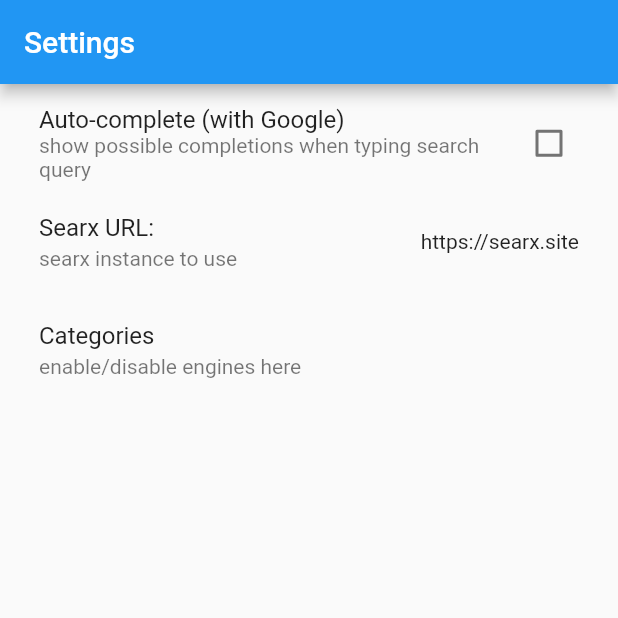
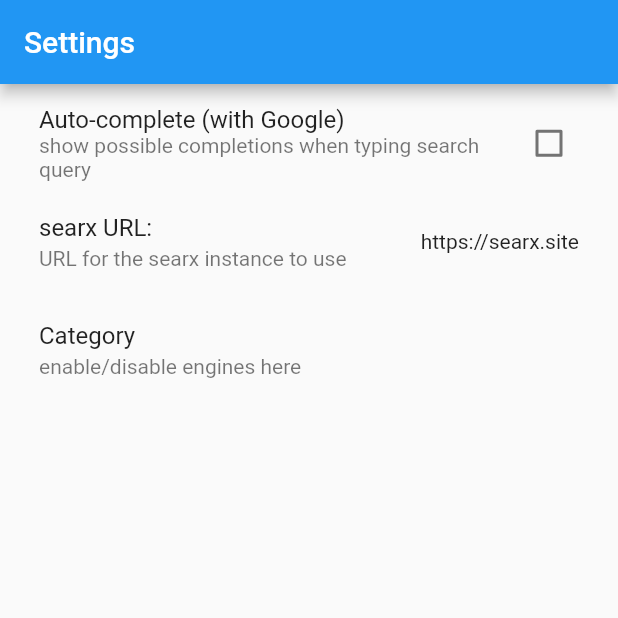
Before and after one commit to boapps/searxer, a Flutter app: the screen it shows after launch, after a tap on the "settings" icon, on a phone screen of 412 x 824 dp, the top half of it. Run offline on Flutter 3.47's test engine with Material 2 defaults, Android fonts, the phone set to English and light mode, and no system bars; our stand-ins replace fluttertoast, photo_view, shared_preferences; missing offline and left inert: autocomplete_textfield, format_bytes, network_to_file_image.

```diff
--- a/lib/CategoriesPage.dart
+++ b/lib/CategoriesPage.dart
@@ -1,6 +1,7 @@
 import 'package:flutter/material.dart';
 import 'Searx.dart';
 import 'CategoryPage.dart';
+import 'generated/i18n.dart';
 
 class CategoriesPage extends StatefulWidget {
   CategoriesPage({Key key}) : super(key: key);
@@ -19,12 +20,12 @@ class _CategoriesPageState extends State<CategoriesPage> {
   Widget build(BuildContext context) {
     return Scaffold(
       appBar: AppBar(
-        title: new Text("Categories"),
+        title: new Text(S.of(context).settings_category),
       ),
       body: new ListView.builder(
         itemBuilder: (BuildContext context, int index) {
           return ListTile(
-            title: Text(CATEGORY_LIST.keys.toList()[index]),
+            title: Text(CATEGORY_NAMES(context)[CATEGORY_LIST.keys.toList()[index]]),
             onTap: () {
               Navigator.push(
                 context,
--- a/lib/CategoryPage.dart
+++ b/lib/CategoryPage.dart
@@ -1,6 +1,7 @@
 import 'package:flutter/material.dart';
 import 'Searx.dart';
 import 'Settings.dart';
+import 'generated/i18n.dart';
 
 class CategoryPage extends StatefulWidget {
   CategoryPage(this.categoryName, {Key key}) : super(key: key);
@@ -37,7 +38,7 @@ class _CategoryPageState extends State<CategoryPage> {
   Widget build(BuildContext context) {
     return Scaffold(
       appBar: AppBar(
-        title: new Text(widget.categoryName),
+        title: new Text(CATEGORY_NAMES(context)[widget.categoryName]),
       ),
       body: new ListView.builder(
         itemBuilder: (BuildContext context, int index) {
--- a/lib/Searx.dart
+++ b/lib/Searx.dart
@@ -9,6 +9,7 @@ import 'package:http/http.dart' as http;
 import 'package:searxer/SearchResult.dart';
 import 'package:searxer/Settings.dart';
 import 'package:xml/xml.dart' as xml;
+import 'generated/i18n.dart';
 
 Map<String, bool> currentEngines = Map();
 
@@ -173,6 +174,20 @@ const Map<String, IconData> CATEGORY_LIST = {
   "map": Icons.map,
   "social media": Icons.person,
 };
+
+Map<String, String> CATEGORY_NAMES(context) => {
+  "general": S.of(context).category_general,
+  "science": S.of(context).category_science,
+  "it": S.of(context).category_it,
+  "videos": S.of(context).category_videos,
+  "images": S.of(context).category_images,
+  "files": S.of(context).category_files,
+  "music": S.of(context).category_music,
+  "news": S.of(context).category_news,
+  "map": S.of(context).category_map,
+  "social media": S.of(context).category_social_media,
+};
+
 const String GOOGLE_AUTOCOMPLETE_URL =
     "https://suggestqueries.google.com/complete/search?client=toolbar&q=";
 
@@ -226,12 +241,12 @@ class Searx {
     "year",
   ];
 
-  static const List<String> TIME_RANGE_NAMES = [
-    "Any",
-    "Day",
-    "Week",
-    "Month",
-    "Year",
+  static List<String> TIME_RANGE_NAMES(context) => [
+    S.of(context).time_any,
+    S.of(context).time_day,
+    S.of(context).time_week,
+    S.of(context).time_month,
+    S.of(context).time_year,
   ];
 
   Future<List<SearchResult>> getSearchResults(String query, int page) async {
--- a/lib/SettingsPage.dart
+++ b/lib/SettingsPage.dart
@@ -3,6 +3,7 @@ import 'Searx.dart';
 import 'Settings.dart';
 import 'CategoriesPage.dart';
 import 'main.dart';
+import 'generated/i18n.dart';
 
 class SettingsPage extends StatefulWidget {
   SettingsPage({Key key}) : super(key: key);
@@ -37,7 +38,7 @@ class _SettingsPageState extends State<SettingsPage> {
       onWillPop: back,
       child: Scaffold(
       appBar: AppBar(
-        title: new Text("Settings"),
+        title: new Text(S.of(context).title_settings),
       ),
       body: new ListView(
         padding: EdgeInsets.all(10),
@@ -50,11 +51,11 @@ class _SettingsPageState extends State<SettingsPage> {
                 Settings().setAutoComplete(isAuto);
               });
             },
-            title: new Text("Auto-complete (with Google)"),
-            subtitle: Text("show possible completions when typing search query"),
+            title: new Text(S.of(context).settings_autocomplete),
+            subtitle: Text(S.of(context).settings_autocomplete_summary),
           ),
           new ListTile(
-            title: new Text("Searx URL:"),
+            title: new Text(S.of(context).settings_url),
             trailing: new Text(searxURL),
             onTap: () {
               return showDialog(
@@ -67,17 +68,17 @@ class _SettingsPageState extends State<SettingsPage> {
                 setState(() {});
               });
             },
-            subtitle: Text("searx instance to use"),
+            subtitle: Text(S.of(context).settings_url_summary),
           ),
           new ListTile(
-            title: Text("Categories"),
+            title: Text(S.of(context).settings_category),
             onTap: (){
                 Navigator.push(
                   context,
                   MaterialPageRoute(builder: (context) => CategoriesPage()),
                 );
             },
-            subtitle: Text("enable/disable engines here"),
+            subtitle: Text(S.of(context).settings_category_summary),
           ),
         ],
       ),
@@ -97,7 +98,7 @@ class SearxURLDialogState extends State<SearxURLDialog> {
     controller.text = searxURL;
 
     return SimpleDialog(
-      title: new Text("Searx engine URL"),
+      title: new Text(S.of(context).dialog_url),
       children: [
         new TextField(
           onChanged: (String url) {
@@ -111,7 +112,7 @@ class SearxURLDialogState extends State<SearxURLDialog> {
               Navigator.pop(context);
               Settings().setURL(searxURL);
             },
-            child: new Text("OK"))
+            child: new Text(S.of(context).ok))
       ],
       contentPadding: EdgeInsets.all(10),
     );
--- a/lib/main.dart
+++ b/lib/main.dart
@@ -12,6 +12,8 @@ import 'package:searxer/SearchResult.dart';
 import 'package:searxer/Searx.dart';
 import 'package:searxer/SettingsPage.dart';
 import 'package:url_launcher/url_launcher.dart';
+import 'package:flutter_localizations/flutter_localizations.dart';
+import 'generated/i18n.dart';
 //adimport
 
 import 'ImageView.dart';
@@ -24,9 +26,19 @@ void main() {
 }
 
 class MyApp extends StatelessWidget {
+  static MaterialLocalizations of(BuildContext context) {
+    return Localizations.of<MaterialLocalizations>(context, MaterialLocalizations);
+  }
+
+
   @override
   Widget build(BuildContext context) {
     return MaterialApp(
+      localizationsDelegates: [S.delegate,
+        GlobalMaterialLocalizations.delegate,
+        GlobalWidgetsLocalizations.delegate,],
+      supportedLocales: S.delegate.supportedLocales,
+      localeResolutionCallback: S.delegate.resolution(fallback: new Locale("en", "")),
       title: 'searxer',
       theme: ThemeData(
         primarySwatch: Colors.blue,
@@ -189,7 +201,7 @@ class _MyHomePageState extends State<MyHomePage> {
             search(searchTerm, page: _page);
           },
           icon: new Icon(Icons.more_horiz),
-          label: new Text("more"));
+          label: new Text(S.of(context).more_results));
     else
       return new Container();
   }
@@ -200,8 +212,6 @@ class _MyHomePageState extends State<MyHomePage> {
         url,
         enableJavaScript: true,
       );
-    } else {
-      throw 'Could not launch url: ' + url;
     }
   }
 
@@ -209,7 +219,7 @@ class _MyHomePageState extends State<MyHomePage> {
   Widget build(BuildContext context) {
     return Scaffold(
       appBar: AppBar(
-        title: new Text("Searxer"),
+        title: new Text(S.of(context).title_app),
         actions: <Widget>[
           new PopupMenuButton(
             itemBuilder: (context) {
@@ -221,7 +231,7 @@ class _MyHomePageState extends State<MyHomePage> {
                       padding: EdgeInsets.only(right: 10),
                     ),
                     new Text(
-                      categoryName,
+                      CATEGORY_NAMES(context)[categoryName],
                     ),
                   ]),
                   value: categoryName,
@@ -237,17 +247,17 @@ class _MyHomePageState extends State<MyHomePage> {
                 });
               });
             },
-            tooltip: "Category",
+            tooltip: S.of(context).menu_category,
           ),
           new PopupMenuButton(
             itemBuilder: (context) {
-              return Searx.TIME_RANGE_NAMES.map((String range) {
+              return Searx.TIME_RANGE_NAMES(context).map((String range) {
                 return PopupMenuItem(
                   child: new Text(
                     range,
                     style: TextStyle(
                         fontWeight:
-                            (Searx.TIME_RANGE_NAMES[selectedTimeRange] == range)
+                            (Searx.TIME_RANGE_NAMES(context)[selectedTimeRange] == range)
                                 ? FontWeight.bold
                                 : FontWeight.normal),
                   ),
@@ -256,8 +266,9 @@ class _MyHomePageState extends State<MyHomePage> {
               }).toList();
             },
             icon: new Icon(Icons.date_range),
+            tooltip: S.of(context).menu_time,
             onSelected: (String range) {
-              selectedTimeRange = Searx.TIME_RANGE_NAMES.indexOf(range);
+              selectedTimeRange = Searx.TIME_RANGE_NAMES(context).indexOf(range);
               setState(() {
                 search(searchTerm);
               });
--- a/pubspec.yaml
+++ b/pubspec.yaml
@@ -19,6 +19,9 @@ environment:
 dependencies:
   flutter:
     sdk: flutter
+  flutter_localizations:
+    sdk: flutter
+  flutter_cupertino_localizations: ^1.0.1
   cupertino_icons: ^0.1.2
   http: ^0.12.0+1
   html: ^0.13.4+1
@@ -37,6 +40,7 @@ dev_dependencies:
   flutter_test:
     sdk: flutter
   flutter_launcher_icons: ^0.7.2
+  intl_translation: ^0.17.1
 
 flutter_icons:
   android: "launcher_icon"
--- /dev/null
+++ b/res/values/strings_en.arb
@@ -0,0 +1,32 @@
+{
+  "title_app": "searxer",
+  "title_settings": "Settings",
+  "more_results": "more",
+  "menu_category": "Category",
+  "menu_time": "Time",
+  "settings_categories": "Categories",
+  "category_general": "General",
+  "category_science": "Science",
+  "category_it": "IT",
+  "category_videos": "Videos",
+  "category_images": "Images",
+  "category_files": "Files",
+  "category_music": "Music",
+  "category_news": "News",
+  "category_map": "Map",
+  "category_social_media": "Social media",
+  "time_day": "Day",
+  "time_week": "Week",
+  "time_month": "Month",
+  "time_year": "Year",
+  "time_any": "Any",
+  "error": "error",
+  "settings_autocomplete": "Auto-complete (with Google)",
+  "settings_autocomplete_summary": "show possible completions when typing search query",
+  "settings_url": "searx URL:",
+  "settings_url_summary": "URL for the searx instance to use",
+  "settings_category": "Category",
+  "settings_category_summary": "enable/disable engines here",
+  "dialog_url": "searx engine URL",
+  "ok": "OK"
+}
--- /dev/null
+++ b/res/values/strings_hu.arb
@@ -0,0 +1,32 @@
+{
+  "title_app": "searxer",
+  "title_settings": "Beállítások",
+  "more_results": "több",
+  "menu_category": "Kategória",
+  "menu_time": "Idő",
+  "settings_categories": "Kategóriák",
+  "category_general": "Általános",
+  "category_science": "Tudomány",
+  "category_it": "Informatika",
+  "category_videos": "Videók",
+  "category_images": "képek",
+  "category_files": "Fájlok",
+  "category_music": "Zene",
+  "category_news": "Hírek",
+  "category_map": "Térkép",
+  "category_social_media": "Közösségi média",
+  "time_day": "Nap",
+  "time_week": "Hét",
+  "time_month": "Hónap",
+  "time_year": "Év",
+  "time_any": "Bármikor",
+  "error": "hiba",
+  "settings_autocomplete": "Autómatikus kiegészítés (Google)",
+  "settings_autocomplete_summary": "feldob lehetséges kiegészítéseket, ahogy írod a keresést",
+  "settings_url": "searx URL:",
+  "settings_url_summary": "URL a searx oldalhoz",
+  "settings_category": "Kategória",
+  "settings_category_summary": "keresőmotorok ki-be kapcsolása",
+  "dialog_url": "searx URL",
+  "ok": "OKÉ"
+}
```
Also changed, not shown: lib/generated/i18n.dart (added), pubspec.lock.
